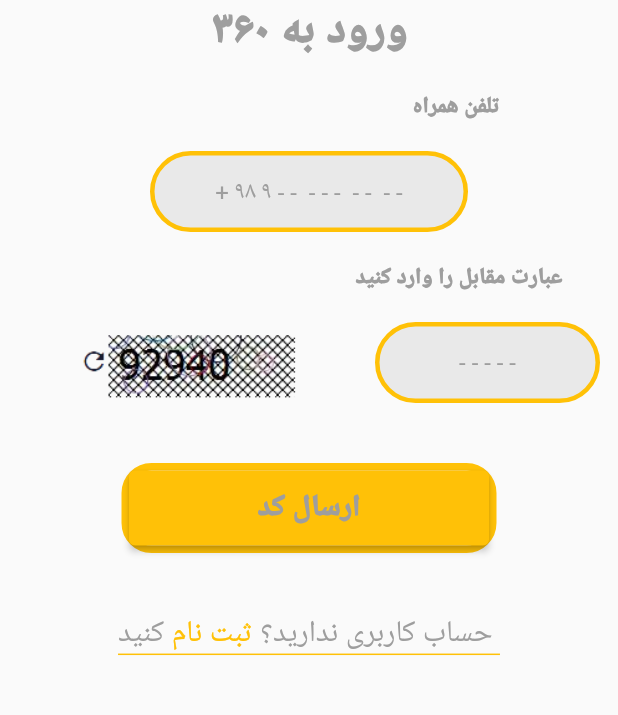
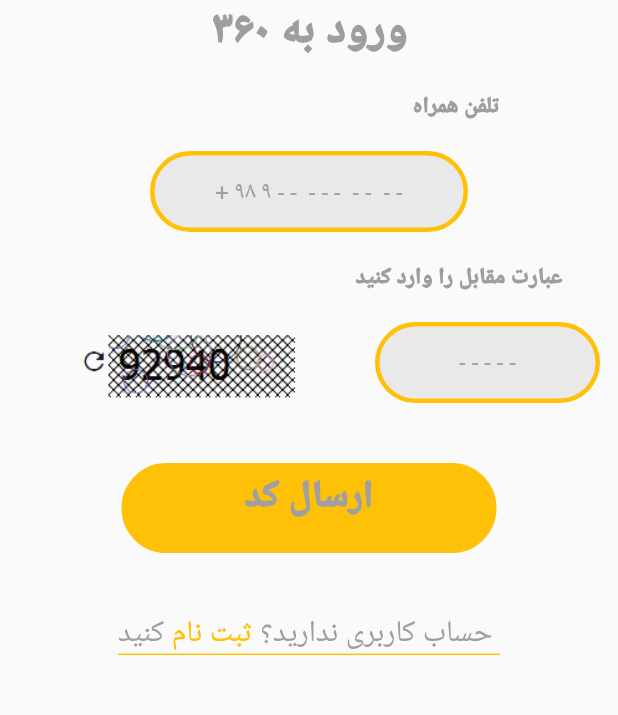
Before and after one commit to akaravi/ntk_flutter_catalog, a Flutter app: the screen it shows after launch, on a phone screen of 412 x 824 dp, the part 467-1182 px from its top. Run offline on Flutter 3.47's test engine with Material 2 defaults, Android fonts, the phone set to English and light mode, and no system bars; missing offline and left inert: dart:html.

Commit message:
the end loginpage project

```diff
--- a/lib/loginpage.dart
+++ b/lib/loginpage.dart
@@ -110,21 +110,19 @@ class loginpage extends StatelessWidget {
         Container(
           margin: EdgeInsets.only(top: 40),
           decoration: BoxDecoration(
+            color: Colors.amber,
             border: Border.all(width: 5, color: Colors.amber),
-            borderRadius: BorderRadius.all(Radius.circular(20)),
+            borderRadius: BorderRadius.all(
+              Radius.circular(40),
+            ),
           ),
-          child: ElevatedButton(
-            onPressed: () {},
-            child: Text(
-              "ارسال کد",
-              style: TextStyle(
-                  fontSize: 20,
-                  fontWeight: FontWeight.w900,
-                  color: Colors.grey),
-            ),
-            style: ElevatedButton.styleFrom(
-              backgroundColor: Colors.amber,
-            ),
+          child: Text(
+            "ارسال کد",
+            textAlign: TextAlign.center,
+            style: TextStyle(
+                fontSize: 25,
+                color: Color.fromARGB(255, 160, 160, 160),
+                fontWeight: FontWeight.w900),
           ),
           height: 60,
           width: 250,
```
Also changed, not shown: 2 other files.
